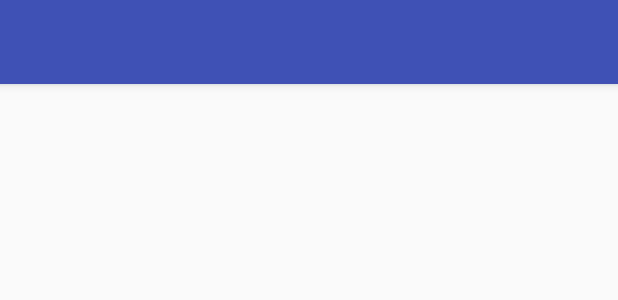
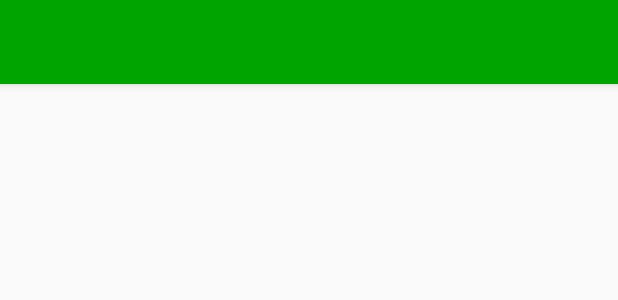
Before and after one commit to BenjaminGirard/StreetLive, an Android app: the layout activity_map.xml on its own in the app's theme, with its tools: preview values and no code run, on a phone screen of 412 x 824 dp. Shown: the top 300 px of the screen. Run offline under Robolectric (Android 15) with nearby library versions, the light colour scheme and no system bars.

Commit message:
started mapactivity

```diff
--- a/App/app/build.gradle
+++ b/App/app/build.gradle
@@ -24,6 +24,8 @@ android {
 dependencies {
     implementation fileTree(dir: 'libs', include: ['*.jar'])
     implementation 'com.android.support:appcompat-v7:27.0.2'
+    implementation 'com.android.support:design:27.0.2'
+
     // facebook sdk
     implementation 'com.facebook.android:facebook-android-sdk:4.31.0'
     // twitter-core login and api access
@@ -34,6 +36,7 @@ dependencies {
     // httpClient
     compile 'org.apache.httpcomponents:httpclient:4.5.5'
 
+
     implementation 'com.google.android.gms:play-services-maps:11.8.0'
     implementation 'com.android.support.constraint:constraint-layout:1.0.2'
     testImplementation 'junit:junit:4.12'
--- a/App/app/src/main/AndroidManifest.xml
+++ b/App/app/src/main/AndroidManifest.xml
@@ -16,11 +16,9 @@
         android:label="@string/app_name"
         android:roundIcon="@mipmap/ic_launcher_round"
         android:supportsRtl="true"
-        android:theme="@style/AppTheme"
+        android:theme="@style/Theme.AppCompat.Light.NoActionBar"
         >
-
         <!--
-        android:theme="@style/AppTheme"
         android:theme="@style/Theme.AppCompat.Light.NoActionBar"
         -->
 
--- a/App/app/src/main/java/com/example/tetard/streetlive/AuthentificationActivity.java
+++ b/App/app/src/main/java/com/example/tetard/streetlive/AuthentificationActivity.java
@@ -1,5 +1,6 @@
 package com.example.tetard.streetlive;
 
+import android.app.ActionBar;
 import android.content.Intent;
 import android.support.v7.app.AppCompatActivity;
 import android.os.Bundle;
--- a/App/app/src/main/res/layout/activity_map.xml
+++ b/App/app/src/main/res/layout/activity_map.xml
@@ -6,13 +6,39 @@
     android:layout_height="match_parent"
     tools:context="com.example.tetard.streetlive.MapActivity">
 
-    <android.support.v7.widget.Toolbar
-        android:id="@+id/my_toolbar"
+    <android.support.v4.widget.DrawerLayout xmlns:android="http://schemas.android.com/apk/res/android"
+        xmlns:app="http://schemas.android.com/apk/res-auto"
+        android:id="@+id/drawer_layout"
         android:layout_width="match_parent"
-        android:layout_height="?attr/actionBarSize"
-        android:background="?attr/colorPrimary"
-        android:elevation="4dp"
-        android:theme="@style/ThemeOverlay.AppCompat.ActionBar"
-        app:popupTheme="@style/ThemeOverlay.AppCompat.Light"/>
+        android:layout_height="match_parent"
+        android:fitsSystemWindows="true">
+
+        <!-- Layout to contain contents of main body of screen (drawer will slide over this) -->
+        <FrameLayout
+            android:id="@+id/content_frame"
+            android:layout_width="match_parent"
+            android:layout_height="match_parent">
+
+        <android.support.v7.widget.Toolbar
+            android:id="@+id/mapToolbar"
+            android:layout_width="match_parent"
+            android:layout_height="?attr/actionBarSize"
+            android:background="?attr/colorPrimary"
+            android:elevation="4dp"
+            android:theme="@style/AppTheme"
+            app:popupTheme="@style/ThemeOverlay.AppCompat.Light"/>
+
+        </FrameLayout>
+
+
+    <!-- Container for contents of drawer - use NavigationView to make configuration easier -->
+        <android.support.design.widget.NavigationView
+            android:id="@+id/nav_view"
+            android:layout_width="wrap_content"
+            android:layout_height="match_parent"
+            android:layout_gravity="start"
+            android:fitsSystemWindows="true" />
+
+    </android.support.v4.widget.DrawerLayout>
 
 </android.support.constraint.ConstraintLayout>
--- a/App/app/src/main/res/values/colors.xml
+++ b/App/app/src/main/res/values/colors.xml
@@ -1,6 +1,6 @@
 <?xml version="1.0" encoding="utf-8"?>
 <resources>
-    <color name="colorPrimary">#3F51B5</color>
-    <color name="colorPrimaryDark">#303F9F</color>
+    <color name="colorPrimary">#00a400</color>
+    <color name="colorPrimaryDark">#009300</color>
     <color name="colorAccent">#FF4081</color>
 </resources>
```
Also changed, not shown: App/app/src/main/java/com/example/tetard/streetlive/MapActivity.java (+12 -1 lines), App/app/src/main/res/drawable/ic_search_black_24dp.xml (added, +9 -0 lines), App/app/src/main/res/menu/toolbar_menu.xml (added, +16 -0 lines), App/app/src/main/res/values/styles.xml (+5 -2 lines), App/app/src/main/res/drawable-hdpi/ic_tab.png (added), App/app/src/main/res/drawable-mdpi/ic_tab.png (added), App/app/src/main/res/drawable-xhdpi/ic_tab.png (added), App/app/src/main/res/drawable-xxhdpi/ic_tab.png (added), 1 other file.
